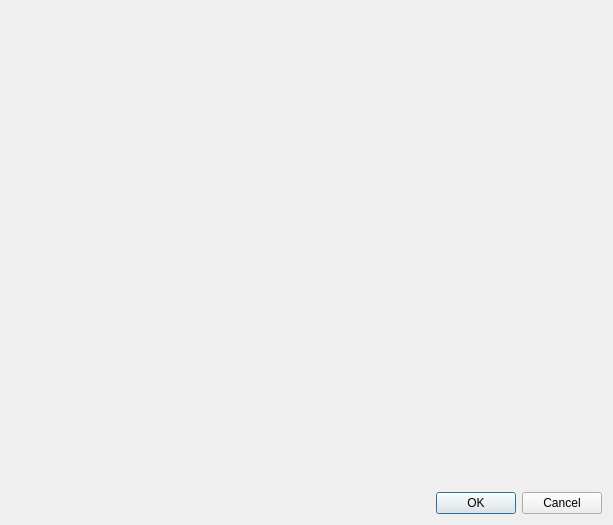
This is 0.1/includes/ui/data/dialog/view_dialog.ui in eugde/score-shelf as Qt 5 draws it before an edit. The edited form follows.
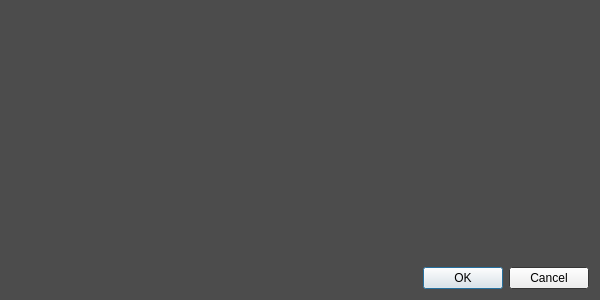
This is the edited form. Custom widgets are drawn as their Qt base class.

Commit message: Halfway to making collections show in a tree in the UI.

Diff of the .ui file:
```diff
--- a/0.1/includes/ui/data/dialog/view_dialog.ui
+++ b/0.1/includes/ui/data/dialog/view_dialog.ui
@@ -6,16 +6,92 @@
    <rect>
     <x>0</x>
     <y>0</y>
-    <width>613</width>
-    <height>525</height>
+    <width>600</width>
+    <height>300</height>
    </rect>
   </property>
+  <property name="sizePolicy">
+   <sizepolicy hsizetype="Preferred" vsizetype="Preferred">
+    <horstretch>0</horstretch>
+    <verstretch>0</verstretch>
+   </sizepolicy>
+  </property>
+  <property name="maximumSize">
+   <size>
+    <width>1000000</width>
+    <height>1000000</height>
+   </size>
+  </property>
+  <property name="palette">
+   <palette>
+    <active>
+     <colorrole role="Base">
+      <brush brushstyle="SolidPattern">
+       <color alpha="255">
+        <red>255</red>
+        <green>255</green>
+        <blue>255</blue>
+       </color>
+      </brush>
+     </colorrole>
+     <colorrole role="Window">
+      <brush brushstyle="SolidPattern">
+       <color alpha="255">
+        <red>76</red>
+        <green>76</green>
+        <blue>76</blue>
+       </color>
+      </brush>
+     </colorrole>
+    </active>
+    <inactive>
+     <colorrole role="Base">
+      <brush brushstyle="SolidPattern">
+       <color alpha="255">
+        <red>255</red>
+        <green>255</green>
+        <blue>255</blue>
+       </color>
+      </brush>
+     </colorrole>
+     <colorrole role="Window">
+      <brush brushstyle="SolidPattern">
+       <color alpha="255">
+        <red>76</red>
+        <green>76</green>
+        <blue>76</blue>
+       </color>
+      </brush>
+     </colorrole>
+    </inactive>
+    <disabled>
+     <colorrole role="Base">
+      <brush brushstyle="SolidPattern">
+       <color alpha="255">
+        <red>76</red>
+        <green>76</green>
+        <blue>76</blue>
+       </color>
+      </brush>
+     </colorrole>
+     <colorrole role="Window">
+      <brush brushstyle="SolidPattern">
+       <color alpha="255">
+        <red>76</red>
+        <green>76</green>
+        <blue>76</blue>
+       </color>
+      </brush>
+     </colorrole>
+    </disabled>
+   </palette>
+  </property>
   <property name="windowTitle">
    <string>Dialog</string>
   </property>
   <layout class="QGridLayout" name="gridLayout">
    <item row="0" column="1">
-    <layout class="QVBoxLayout" name="container_r" stretch="3,2">
+    <layout class="QVBoxLayout" name="container_r" stretch="1,3">
      <item>
       <widget class="ImageLabel" name="imageLabel">
        <property name="sizePolicy">
@@ -24,6 +100,70 @@
          <verstretch>0</verstretch>
         </sizepolicy>
        </property>
+       <property name="palette">
+        <palette>
+         <active>
+          <colorrole role="Base">
+           <brush brushstyle="SolidPattern">
+            <color alpha="255">
+             <red>255</red>
+             <green>255</green>
+             <blue>255</blue>
+            </color>
+           </brush>
+          </colorrole>
+          <colorrole role="Window">
+           <brush brushstyle="SolidPattern">
+            <color alpha="255">
+             <red>76</red>
+             <green>76</green>
+             <blue>76</blue>
+            </color>
+           </brush>
+          </colorrole>
+         </active>
+         <inactive>
+          <colorrole role="Base">
+           <brush brushstyle="SolidPattern">
+            <color alpha="255">
+             <red>255</red>
+             <green>255</green>
+             <blue>255</blue>
+            </color>
+           </brush>
+          </colorrole>
+          <colorrole role="Window">
+           <brush brushstyle="SolidPattern">
+            <color alpha="255">
+             <red>76</red>
+             <green>76</green>
+             <blue>76</blue>
+            </color>
+           </brush>
+          </colorrole>
+         </inactive>
+         <disabled>
+          <colorrole role="Base">
+           <brush brushstyle="SolidPattern">
+            <color alpha="255">
+             <red>76</red>
+             <green>76</green>
+             <blue>76</blue>
+            </color>
+           </brush>
+          </colorrole>
+          <colorrole role="Window">
+           <brush brushstyle="SolidPattern">
+            <color alpha="255">
+             <red>76</red>
+             <green>76</green>
+             <blue>76</blue>
+            </color>
+           </brush>
+          </colorrole>
+         </disabled>
+        </palette>
+       </property>
        <property name="text">
         <string/>
        </property>
```
The commit also changes 5 other files.
